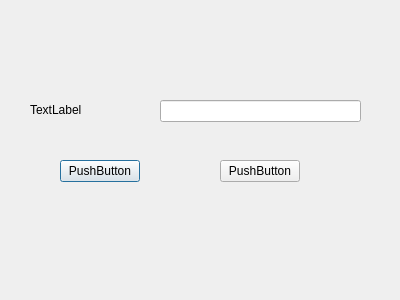
Above: settingdialog.ui from CrazyKangaroo/ThinView before the change. Below: the same form after it.
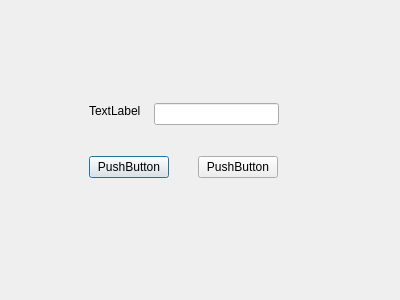
That is the form after the change.

```diff
--- a/settingdialog.ui
+++ b/settingdialog.ui
@@ -16,9 +16,9 @@
   <widget class="QLabel" name="lab_password">
    <property name="geometry">
     <rect>
-     <x>30</x>
-     <y>102</y>
-     <width>111</width>
+     <x>89</x>
+     <y>103</y>
+     <width>59</width>
      <height>16</height>
     </rect>
    </property>
@@ -29,9 +29,9 @@
   <widget class="QLineEdit" name="lei_password">
    <property name="geometry">
     <rect>
-     <x>160</x>
-     <y>100</y>
-     <width>201</width>
+     <x>154</x>
+     <y>103</y>
+     <width>125</width>
      <height>22</height>
     </rect>
    </property>
@@ -42,8 +42,8 @@
   <widget class="QPushButton" name="btn_ok">
    <property name="geometry">
     <rect>
-     <x>60</x>
-     <y>160</y>
+     <x>89</x>
+     <y>156</y>
      <width>80</width>
      <height>22</height>
     </rect>
@@ -55,8 +55,8 @@
   <widget class="QPushButton" name="btn_cancle">
    <property name="geometry">
     <rect>
-     <x>220</x>
-     <y>160</y>
+     <x>198</x>
+     <y>156</y>
      <width>80</width>
      <height>22</height>
     </rect>
```
